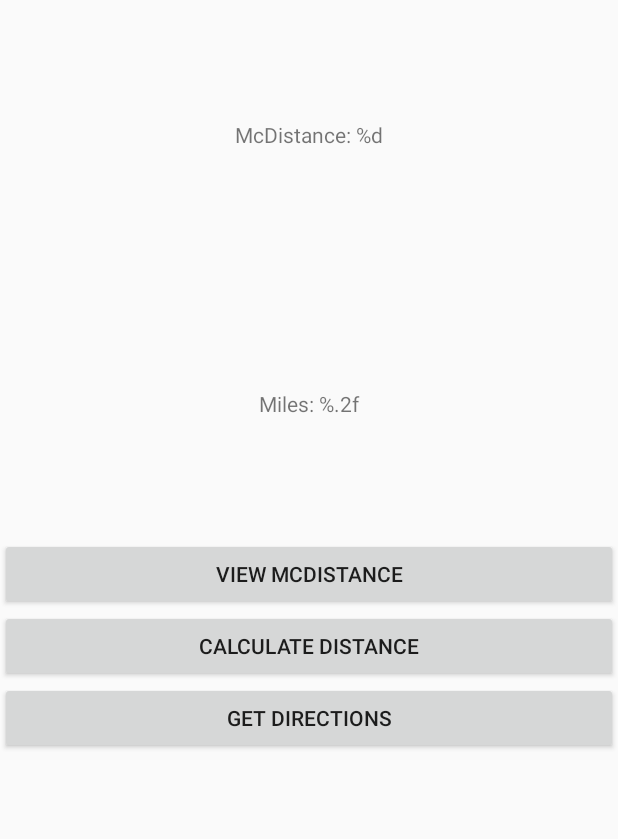
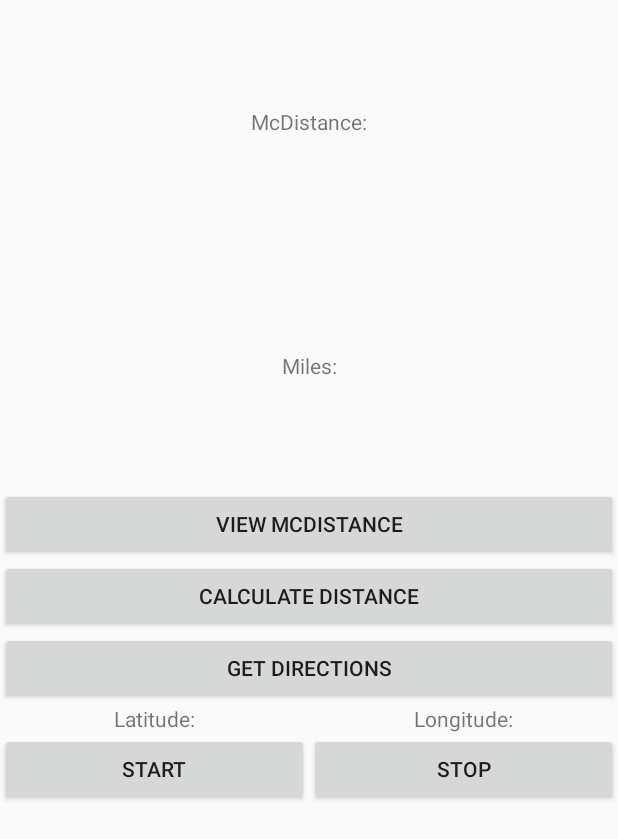
Before and after one commit to ajgreenman/mcdistance-android, an Android app: the screen it shows after launch (McDistanceActivity), on a phone screen of 412 x 824 dp. Shown: the top 839 px of the screen. Run offline under Robolectric (Android 15) with nearby library versions, the phone set to English and light mode, and no system bars.

Commit message:
Updated layout for easy debugging of LocationReceiver code. Note: These updates will be moved to other locations eventually.

```diff
--- a/app/src/main/res/layout/fragment_mcdistance.xml
+++ b/app/src/main/res/layout/fragment_mcdistance.xml
@@ -9,24 +9,24 @@
         android:id="@+id/mcdistanceTextView"
         android:layout_width="match_parent"
         android:layout_height="wrap_content"
-        android:text="@string/mcdistance"
+        android:layout_weight="1"
         android:gravity="center"
-        android:layout_weight="1" />
+        android:text="@string/mcdistance" />
 
     <TextView
         android:id="@+id/milesTextView"
         android:layout_width="match_parent"
         android:layout_height="wrap_content"
-        android:text="@string/mcdistanceMiles"
+        android:layout_weight="1"
         android:gravity="center"
-        android:layout_weight="1" />
+        android:text="@string/mcdistanceMiles" />
 
     <LinearLayout
         android:layout_width="match_parent"
         android:layout_height="wrap_content"
-        android:orientation="vertical"
         android:layout_gravity="bottom"
-        android:layout_weight="2">
+        android:layout_weight="2"
+        android:orientation="vertical">
 
         <Button
             android:id="@+id/view_mcdistance_button"
@@ -46,6 +46,44 @@
             android:layout_height="wrap_content"
             android:text="@string/directions" />
 
+        <LinearLayout
+            android:layout_width="match_parent"
+            android:layout_height="wrap_content">
+
+            <TextView
+                android:layout_width="0dp"
+                android:layout_height="wrap_content"
+                android:layout_weight="1"
+                android:text="@string/latitude"
+                android:gravity="center" />
+
+            <TextView
+                android:layout_width="0dp"
+                android:layout_height="wrap_content"
+                android:layout_weight="1"
+                android:text="@string/longitude"
+                android:gravity="center" />
+
+        </LinearLayout>
+
+        <LinearLayout
+            android:layout_width="match_parent"
+            android:layout_height="wrap_content">
+
+            <Button
+                android:layout_width="0dp"
+                android:layout_height="wrap_content"
+                android:layout_weight="1"
+                android:text="@string/start" />
+
+            <Button
+                android:layout_width="0dp"
+                android:layout_height="wrap_content"
+                android:layout_weight="1"
+                android:text="@string/stop" />
+
+        </LinearLayout>
+
     </LinearLayout>
 
 </LinearLayout>
--- a/app/src/main/res/values/strings.xml
+++ b/app/src/main/res/values/strings.xml
@@ -2,11 +2,18 @@
 <resources>
 
     <string name="app_name">McDistance</string>
-    <string name="mcdistance">McDistance: %d</string>
-    <string name="mcdistanceMiles">Miles: %.2f</string>
+    <string name="mcdistance">McDistance:</string>
+    <string name="mcdistanceMiles">Miles:</string>
+    <string name="mcdistanceFeet">Feet:</string>
+    <string name="mcdistanceMeters">Meters:</string>
+    <string name="mcdistanceKilos">Kilometers:</string>
     <string name="view_mcdistance">View McDistance</string>
     <string name="calculate_distance">Calculate Distance</string>
     <string name="directions">Get Directions</string>
+    <string name="longitude">Longitude:</string>
+    <string name="latitude">Latitude:</string>
+    <string name="start">Start</string>
+    <string name="stop">Stop</string>
     <string name="action_settings">Settings</string>
 
 </resources>
```
